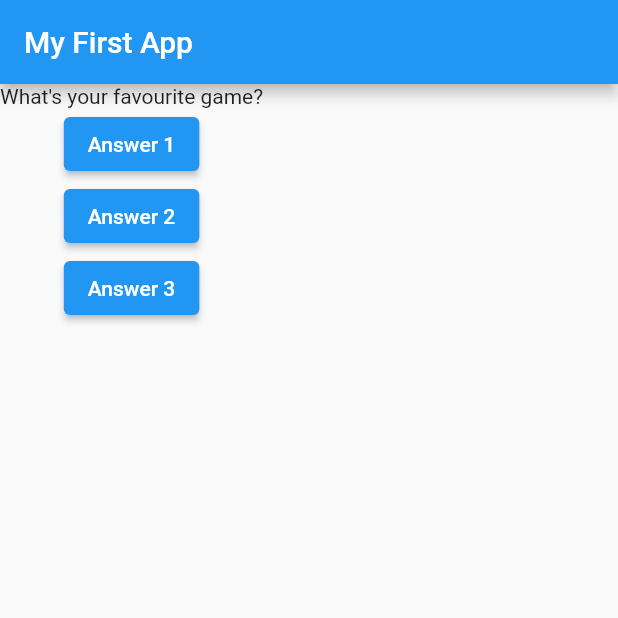
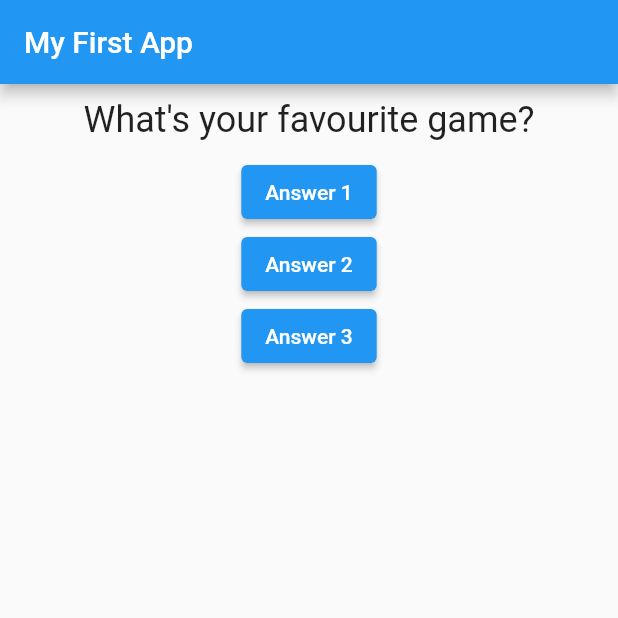
Before and after one commit to Tarikul-islam-shazan/flutter-practice, a Flutter app: the screen it shows after launch, after a tap on "Answer 1", on a phone screen of 412 x 824 dp, the top half of it. Run offline on Flutter 3.47's test engine with Material 2 defaults, Android fonts, the phone set to English and light mode, and no system bars.

Commit message:
question widget done

```diff
--- /dev/null
+++ b/lib/answer.dart
@@ -0,0 +1,12 @@
+import 'package:flutter/material.dart';
+
+class Anwer extends StatelessWidget {
+  @override
+  Widget build(BuildContext context) {
+    return Container(
+      width: double.infinity,
+      child: RaisedButton(
+          color: Colors.blue, child: Text('Answer 1'), onPressed: null),
+    );
+  }
+}
--- a/lib/main.dart
+++ b/lib/main.dart
@@ -1,4 +1,5 @@
 import 'package:flutter/material.dart';
+import 'package:flutter_complete_guide/question.dart';
 
 void main() => runApp(MyApp());
 
@@ -10,17 +11,21 @@ class MyApp extends StatefulWidget {
 }
 
 class MyAppState extends State<MyApp> {
-  var questions = ['What\'s your school name?', 'What\'s your favourite game?'];
-  var questionIndex = 0;
-  void answerQuestion() {
+  var _questionIndex = 0;
+  void _answerQuestion() {
     setState(() {
-      questionIndex = questionIndex + 1;
+      _questionIndex = _questionIndex + 1;
     });
-    print(questionIndex);
+    print(_questionIndex);
   }
 
   @override
   Widget build(BuildContext buildContext) {
+    var _questions = [
+      'What\'s your school name?',
+      'What\'s your favourite game?'
+    ];
+
     return MaterialApp(
         home: Scaffold(
       appBar: AppBar(
@@ -28,8 +33,8 @@ class MyAppState extends State<MyApp> {
       ),
       body: Column(
         children: [
-          Text(questions[questionIndex]),
-          ElevatedButton(onPressed: answerQuestion, child: Text('Answer 1')),
+          Question(_questions[_questionIndex]),
+          ElevatedButton(onPressed: _answerQuestion, child: Text('Answer 1')),
           ElevatedButton(
               onPressed: () => print('Answer 2 chosen'),
               child: Text('Answer 2')),
--- /dev/null
+++ b/lib/question.dart
@@ -0,0 +1,20 @@
+import 'package:flutter/material.dart';
+
+class Question extends StatelessWidget {
+  final String questionText;
+
+  Question(this.questionText);
+
+  @override
+  Widget build(BuildContext context) {
+    return Container(
+      width: double.infinity,
+      margin: EdgeInsets.all(10),
+      child: Text(
+        questionText,
+        style: TextStyle(fontSize: 24),
+        textAlign: TextAlign.center,
+      ),
+    );
+  }
+}
```
